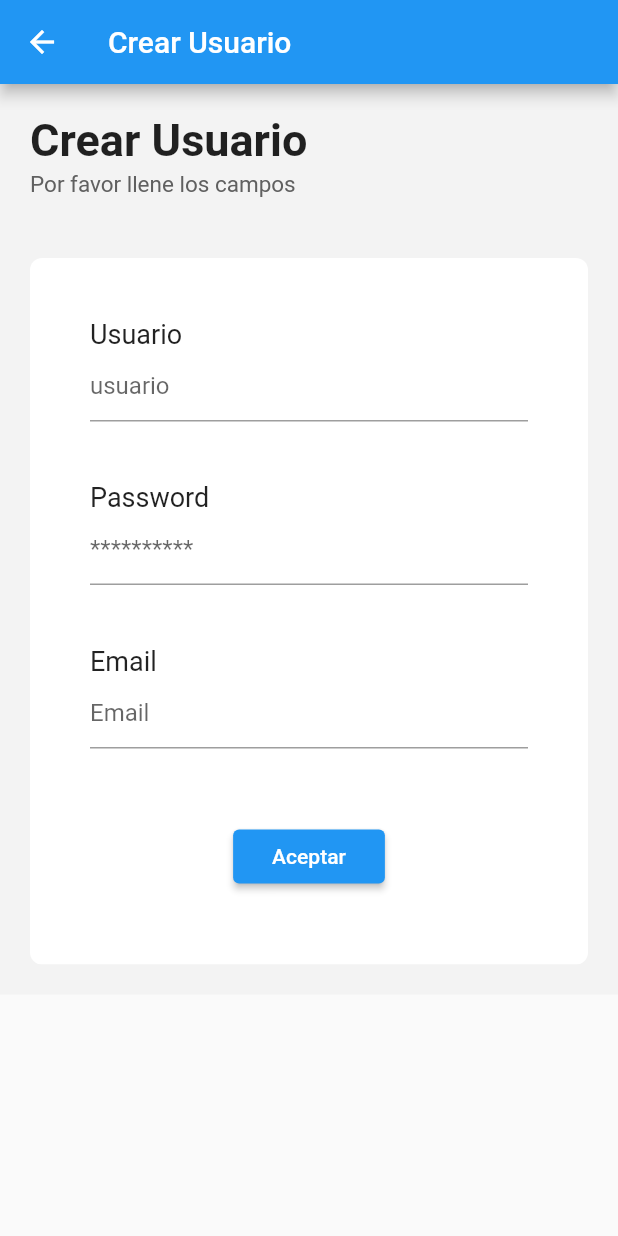
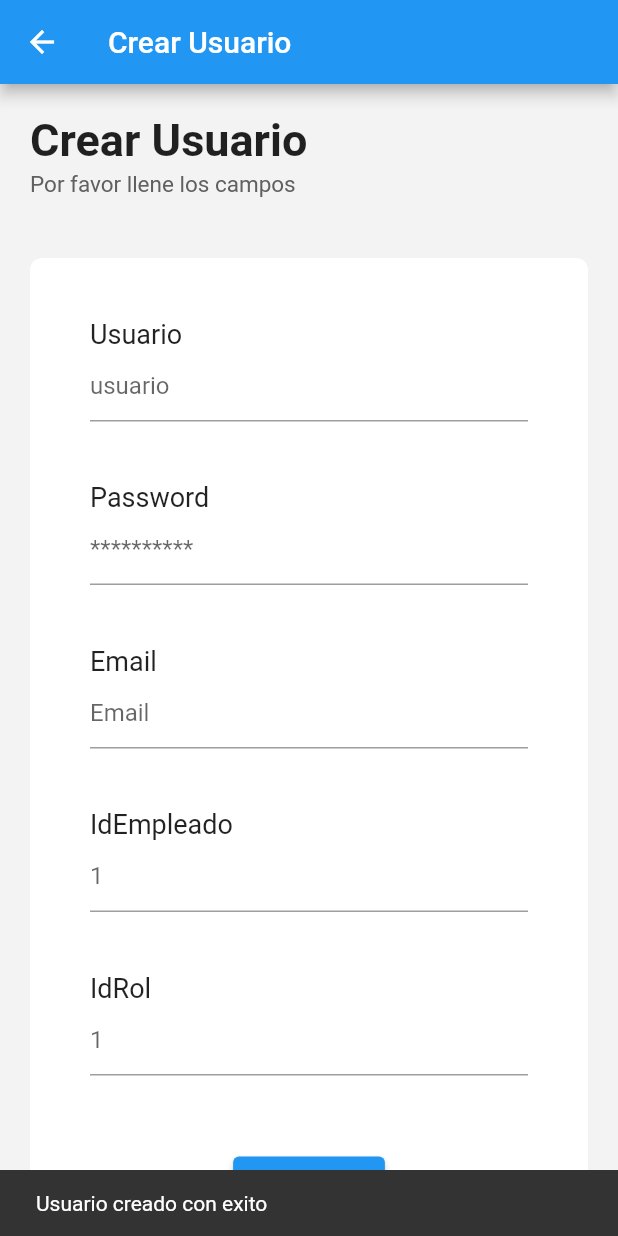
Before and after one commit to henryjavinu1/soft_frontend, a Flutter app: the CrearUser screen opened by its route, after a tap on "Aceptar", on a phone screen of 412 x 824 dp. Run offline on Flutter 3.47's test engine with Material 2 defaults, Android fonts, the phone set to English and light mode, and no system bars; our stand-ins replace google_fonts, shared_preferences, simple_animations, supercharged; missing offline and left inert: dart:js, dart:js_util; accounts and stored records are empty; network calls fail.

Commit message:
modificaciones en user
modificaciones para insertar user

```diff
--- a/lib/controllers/user.controller.dart
+++ b/lib/controllers/user.controller.dart
@@ -57,12 +57,13 @@ Future<bool?> logeado() async {
   }
 }
 
-Future<bool> crearUser_Controller(
-    String usuario, String password, String email, context) async {
-  User? user = await crearUser(usuario, password, email, context);
+Future<User?> crearUsuario(String usuario, String password, String email,
+    String idEmpleado, String idRol, context) async {
+  List<User?> user =
+      await crearUser(usuario, password, email, idEmpleado, idRol);
   if (user != null) {
-    return true;
-  } else {
-    return false;
+    ScaffoldMessenger.of(context).showSnackBar(
+        const SnackBar(content: Text("Usuario creado con exito")));
+    Navigator.pushNamed(context, "Traer usuarios");
   }
 }
--- a/lib/screens/user/creauser.scree.dart
+++ b/lib/screens/user/creauser.scree.dart
@@ -11,6 +11,8 @@ class _CrearUserState extends State<CrearUser> {
   var usuarioController = TextEditingController();
   var passwordController = TextEditingController();
   var emailController = TextEditingController();
+  var idEmpleadoController = TextEditingController();
+  var idRolController = TextEditingController();
 
   @override
   Widget build(context) =>
@@ -91,14 +93,42 @@ class _CrearUserState extends State<CrearUser> {
                                 SizedBox(
                                   height: 40,
                                 ),
+                                Text(
+                                  "IdEmpleado",
+                                  style: TextStyle(fontSize: 18),
+                                ),
+                                TextFormField(
+                                  controller: idEmpleadoController,
+                                  decoration: InputDecoration(
+                                      border: UnderlineInputBorder(),
+                                      hintText: '1'),
+                                ),
+                                SizedBox(
+                                  height: 40,
+                                ),
+                                Text(
+                                  "IdRol",
+                                  style: TextStyle(fontSize: 18),
+                                ),
+                                TextFormField(
+                                  controller: idRolController,
+                                  decoration: InputDecoration(
+                                      border: UnderlineInputBorder(),
+                                      hintText: '1'),
+                                ),
+                                SizedBox(
+                                  height: 40,
+                                ),
                                 TextButton(
                                   onPressed: null,
                                   child: Center(
                                     child: ElevatedButton(
-                                        onPressed: () => crearUser_Controller(
+                                        onPressed: () => crearUsuario(
                                             usuarioController.text,
+                                            passwordController.text,
                                             emailController.text,
-                                            passwordController.text,
+                                            idEmpleadoController.text,
+                                            idRolController.text,
                                             context),
                                         child: Padding(
                                           padding: EdgeInsets.symmetric(
--- a/lib/services/user.service.dart
+++ b/lib/services/user.service.dart
@@ -22,21 +22,27 @@ Future<User?> logins(String username, String passwd) async {
   }
 }
 
-Future<User?> crearUser(
-    String usuario, String pass, String email, context) async {
+Future<List<User?>> crearUser(String usuario, String pass, String email,
+    String idEmpleado, String idRol) async {
   var client = http.Client();
-  User? usurio = null;
+  User? user = null;
+  List<User?> UserCreado = [];
   try {
     var response = await client.post(Uri.parse(API_URL + "user/crearuser"),
-        body: {'user': usuario, 'password': pass, 'email': email});
-
+        body: ({
+          'user': usuario,
+          'password': pass,
+          'email': email,
+          'idEmpleado': idEmpleado,
+          'idRol': idRol
+        }));
+    print(response.body);
     if (response.statusCode == 200) {
-      User usuario = User.fromJson(json.decode(response.body));
-      log(usuario.toString());
-      return usuario;
-    } else {
-      return usurio;
-    }
+      print(User);
+    } else {}
+    return UserCreado;
+  } catch (e) {
+    return UserCreado;
   } finally {
     client.close();
   }
```
